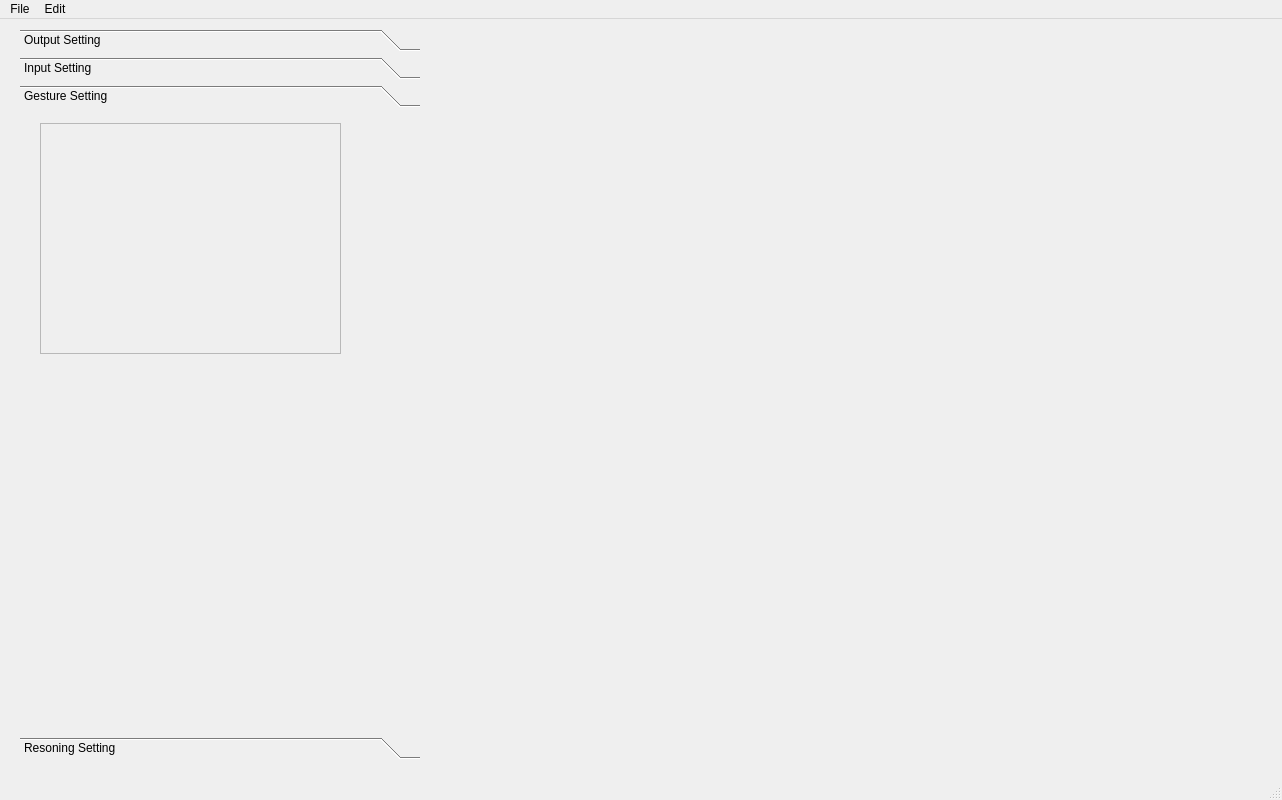
Old version of the form UIs/mainWindow.ui in the repository newuniverse/In-air-interaction.
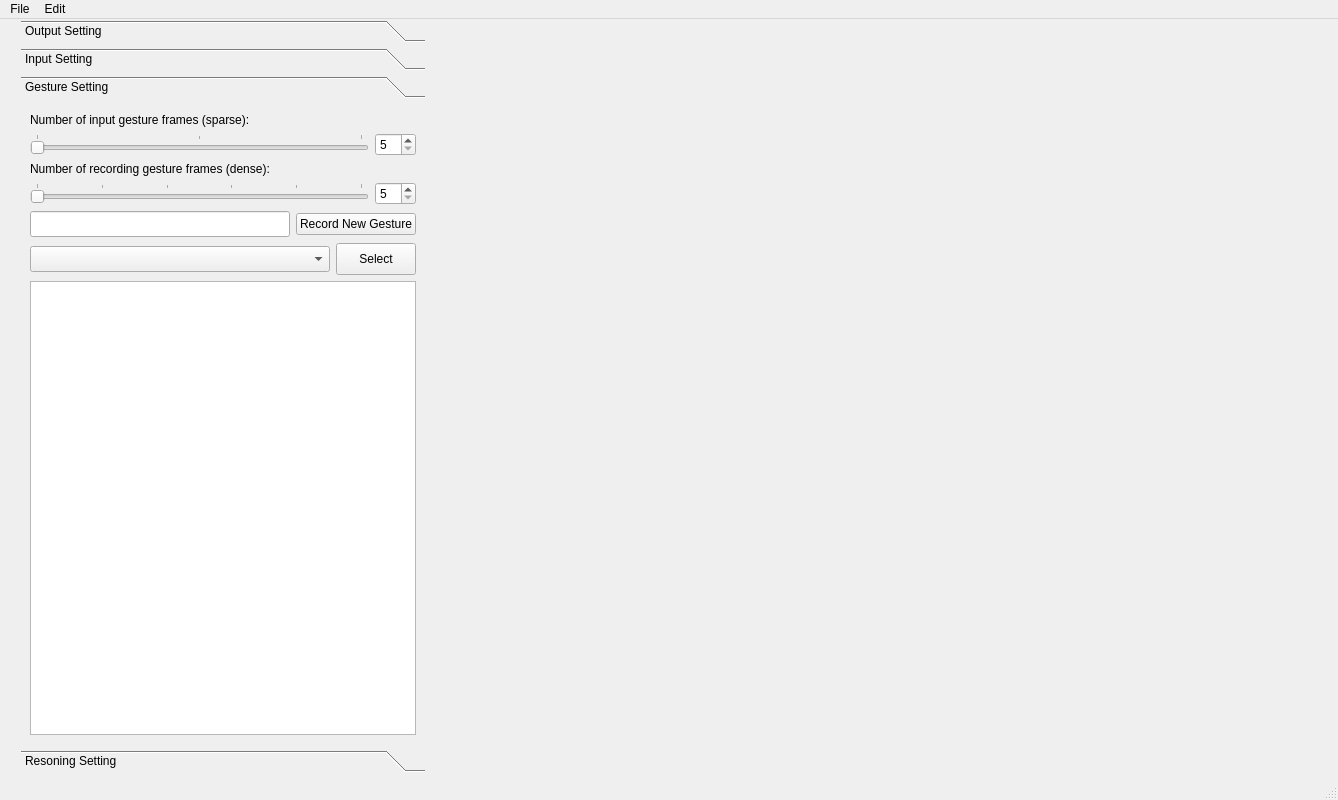
New version of the form. The open tabs and pages were chosen to show the change. Custom widgets are drawn as their Qt base class.

The edit to the form file:
```diff
--- a/UIs/mainWindow.ui
+++ b/UIs/mainWindow.ui
@@ -6,7 +6,7 @@
    <rect>
     <x>0</x>
     <y>0</y>
-    <width>1282</width>
+    <width>1338</width>
     <height>800</height>
    </rect>
   </property>
@@ -20,15 +20,18 @@
    <string>MainWindow</string>
   </property>
   <widget class="QWidget" name="centralwidget">
+   <widget class="QWidget" name="">
+    <property name="geometry">
+     <rect>
+      <x>21</x>
+      <y>1</y>
+      <width>1298</width>
+      <height>752</height>
+     </rect>
+    </property>
+    <layout class="QHBoxLayout" name="horizontalLayout_37">
+     <item>
    <widget class="QToolBox" name="toolBox">
-    <property name="geometry">
-     <rect>
-      <x>20</x>
-      <y>10</y>
-      <width>400</width>
-      <height>730</height>
-     </rect>
-    </property>
     <property name="minimumSize">
      <size>
       <width>400</width>
@@ -36,7 +39,7 @@
      </size>
     </property>
     <property name="currentIndex">
-     <number>2</number>
+        <number>0</number>
     </property>
     <widget class="QWidget" name="setting1">
      <property name="geometry">
@@ -44,7 +47,7 @@
        <x>0</x>
        <y>0</y>
        <width>400</width>
-       <height>606</height>
+          <height>626</height>
       </rect>
      </property>
      <attribute name="label">
@@ -136,7 +139,7 @@
            <x>0</x>
            <y>0</y>
            <width>359</width>
-           <height>2116</height>
+              <height>1988</height>
           </rect>
          </property>
          <layout class="QVBoxLayout" name="verticalLayout_3">
@@ -162,15 +165,8 @@
               <property name="title">
                <string>Window 1:</string>
               </property>
-              <widget class="QWidget" name="layoutWidget">
-               <property name="geometry">
-                <rect>
-                 <x>30</x>
-                 <y>30</y>
-                 <width>212</width>
-                 <height>145</height>
-                </rect>
-               </property>
+                 <layout class="QHBoxLayout" name="horizontalLayout_26">
+                  <item>
                <layout class="QVBoxLayout" name="verticalLayout_2">
                 <property name="sizeConstraint">
                  <enum>QLayout::SetMinAndMaxSize</enum>
@@ -253,7 +249,8 @@
                  <widget class="QLineEdit" name="keystone1"/>
                 </item>
                </layout>
-              </widget>
+                  </item>
+                 </layout>
              </widget>
             </item>
             <item>
@@ -273,15 +270,8 @@
               <property name="title">
                <string>Window 2:</string>
               </property>
-              <widget class="QWidget" name="layoutWidget_3">
-               <property name="geometry">
-                <rect>
-                 <x>30</x>
-                 <y>30</y>
-                 <width>212</width>
-                 <height>145</height>
-                </rect>
-               </property>
+                 <layout class="QHBoxLayout" name="horizontalLayout_27">
+                  <item>
                <layout class="QVBoxLayout" name="verticalLayout_4">
                 <property name="sizeConstraint">
                  <enum>QLayout::SetMinAndMaxSize</enum>
@@ -364,7 +354,8 @@
                  <widget class="QLineEdit" name="keystone2"/>
                 </item>
                </layout>
-              </widget>
+                  </item>
+                 </layout>
              </widget>
             </item>
             <item>
@@ -384,15 +375,8 @@
               <property name="title">
                <string>Window 3:</string>
               </property>
-              <widget class="QWidget" name="layoutWidget_4">
-               <property name="geometry">
-                <rect>
-                 <x>30</x>
-                 <y>30</y>
-                 <width>212</width>
-                 <height>145</height>
-                </rect>
-               </property>
+                 <layout class="QHBoxLayout" name="horizontalLayout_28">
+                  <item>
                <layout class="QVBoxLayout" name="verticalLayout_5">
                 <property name="sizeConstraint">
                  <enum>QLayout::SetMinAndMaxSize</enum>
@@ -475,7 +459,8 @@
                  <widget class="QLineEdit" name="keystone3"/>
                 </item>
                </layout>
-              </widget>
+                  </item>
+                 </layout>
              </widget>
             </item>
            </layout>
@@ -497,15 +482,8 @@
             <property name="title">
              <string>Window 4:</string>
             </property>
-            <widget class="QWidget" name="layoutWidget_5">
-             <property name="geometry">
-              <rect>
-               <x>30</x>
-               <y>30</y>
-               <width>212</width>
-               <height>145</height>
-              </rect>
-             </property>
+               <layout class="QHBoxLayout" name="horizontalLayout_29">
+                <item>
              <layout class="QVBoxLayout" name="verticalLayout_6">
               <property name="sizeConstraint">
                <enum>QLayout::SetMinAndMaxSize</enum>
@@ -588,7 +566,8 @@
                <widget class="QLineEdit" name="keystone4"/>
               </item>
              </layout>
-            </widget>
+                </item>
+               </layout>
            </widget>
           </item>
           <item>
@@ -608,15 +587,8 @@
             <property name="title">
              <string>Window 5:</string>
             </property>
-            <widget class="QWidget" name="layoutWidget_6">
-             <property name="geometry">
-              <rect>
-               <x>30</x>
-               <y>30</y>
-               <width>212</width>
-               <height>145</height>
-              </rect>
-             </property>
+               <layout class="QHBoxLayout" name="horizontalLayout_30">
+                <item>
              <layout class="QVBoxLayout" name="verticalLayout_7">
               <property name="sizeConstraint">
                <enum>QLayout::SetMinAndMaxSize</enum>
@@ -699,7 +671,8 @@
                <widget class="QLineEdit" name="keystone5"/>
               </item>
              </layout>
-            </widget>
+                </item>
+               </layout>
            </widget>
           </item>
           <item>
@@ -719,15 +692,8 @@
             <property name="title">
              <string>Window 6:</string>
             </property>
-            <widget class="QWidget" name="layoutWidget_7">
-             <property name="geometry">
-              <rect>
-               <x>30</x>
-               <y>30</y>
-               <width>212</width>
-               <height>145</height>
-              </rect>
-             </property>
+               <layout class="QHBoxLayout" name="horizontalLayout_31">
+                <item>
              <layout class="QVBoxLayout" name="verticalLayout_8">
               <property name="sizeConstraint">
                <enum>QLayout::SetMinAndMaxSize</enum>
@@ -810,7 +776,8 @@
                <widget class="QLineEdit" name="keystone6"/>
               </item>
              </layout>
-            </widget>
+                </item>
+               </layout>
            </widget>
           </item>
           <item>
@@ -830,15 +797,8 @@
             <property name="title">
              <string>Window 7:</string>
             </property>
-            <widget class="QWidget" name="layoutWidget_8">
-             <property name="geometry">
-              <rect>
-               <x>30</x>
-               <y>30</y>
-               <width>212</width>
-               <height>145</height>
-              </rect>
-             </property>
+               <layout class="QHBoxLayout" name="horizontalLayout_32">
+                <item>
              <layout class="QVBoxLayout" name="verticalLayout_9">
               <property name="sizeConstraint">
                <enum>QLayout::SetMinAndMaxSize</enum>
@@ -921,7 +881,8 @@
                <widget class="QLineEdit" name="keystone7"/>
               </item>
              </layout>
-            </widget>
+                </item>
+               </layout>
            </widget>
           </item>
           <item>
@@ -941,15 +902,8 @@
             <property name="title">
              <string>Window 8:</string>
             </property>
-            <widget class="QWidget" name="layoutWidget_9">
-             <property name="geometry">
-              <rect>
-               <x>30</x>
-               <y>30</y>
-               <width>212</width>
-               <height>145</height>
-              </rect>
-             </property>
+               <layout class="QHBoxLayout" name="horizontalLayout_33">
+                <item>
              <layout class="QVBoxLayout" name="verticalLayout_10">
               <property name="sizeConstraint">
                <enum>QLayout::SetMinAndMaxSize</enum>
@@ -1032,7 +986,8 @@
                <widget class="QLineEdit" name="keystone8"/>
               </item>
              </layout>
-            </widget>
+                </item>
+               </layout>
            </widget>
           </item>
           <item>
@@ -1052,15 +1007,8 @@
             <property name="title">
              <string>Window 9:</string>
             </property>
-            <widget class="QWidget" name="layoutWidget_10">
-             <property name="geometry">
-              <rect>
-               <x>30</x>
-               <y>30</y>
-               <width>212</width>
-               <height>145</height>
-              </rect>
-             </property>
+               <layout class="QHBoxLayout" name="horizontalLayout_34">
+                <item>
              <layout class="QVBoxLayout" name="verticalLayout_11">
               <property name="sizeConstraint">
                <enum>QLayout::SetMinAndMaxSize</enum>
@@ -1143,7 +1091,8 @@
                <widget class="QLineEdit" name="keystone9"/>
               </item>
              </layout>
-            </widget>
+                </item>
+               </layout>
            </widget>
           </item>
           <item>
@@ -1163,15 +1112,8 @@
             <property name="title">
              <string>Window 10:</string>
             </property>
-            <widget class="QWidget" name="layoutWidget_11">
-             <property name="geometry">
-              <rect>
-               <x>30</x>
-               <y>30</y>
-               <width>212</width>
-               <height>145</height>
-              </rect>
-             </property>
+               <layout class="QHBoxLayout" name="horizontalLayout_35">
+                <item>
              <layout class="QVBoxLayout" name="verticalLayout_12">
               <property name="sizeConstraint">
                <enum>QLayout::SetMinAndMaxSize</enum>
@@ -1254,7 +1196,8 @@
                <widget class="QLineEdit" name="keystone10"/>
               </item>
              </layout>
-            </widget>
+                </item>
+               </layout>
            </widget>
           </item>
           <item>
@@ -1274,15 +1217,8 @@
             <property name="title">
              <string>Window 11:</string>
             </property>
-            <widget class="QWidget" name="layoutWidget_12">
-             <property name="geometry">
-              <rect>
-               <x>30</x>
-               <y>30</y>
-               <width>212</width>
-               <height>145</height>
-              </rect>
-             </property>
+               <layout class="QHBoxLayout" name="horizontalLayout_36">
+                <item>
              <layout class="QVBoxLayout" name="verticalLayout_13">
               <property name="sizeConstraint">
                <enum>QLayout::SetMinAndMaxSize</enum>
@@ -1365,7 +1301,8 @@
                <widget class="QLineEdit" name="keystone11"/>
               </item>
              </layout>
-            </widget>
+                </item>
+               </layout>
            </widget>
           </item>
          </layout>
@@ -1380,21 +1317,28 @@
        <x>0</x>
        <y>0</y>
        <width>400</width>
-       <height>606</height>
+          <height>626</height>
       </rect>
      </property>
      <attribute name="label">
       <string>Input Setting</string>
      </attribute>
+        <layout class="QVBoxLayout" name="verticalLayout_15">
+         <item>
+          <widget class="QPushButton" name="leapActivateButton">
+           <property name="minimumSize">
+            <size>
+             <width>150</width>
+             <height>32</height>
+            </size>
+           </property>
+           <property name="text">
+            <string>Enable Leap Motion</string>
+           </property>
+          </widget>
+         </item>
+         <item>
      <widget class="QScrollArea" name="scrollArea_2">
-      <property name="geometry">
-       <rect>
-        <x>20</x>
-        <y>10</y>
-        <width>350</width>
-        <height>400</height>
-       </rect>
-      </property>
       <property name="minimumSize">
        <size>
         <width>350</width>
@@ -1409,12 +1353,14 @@
         <rect>
          <x>0</x>
          <y>0</y>
-         <width>348</width>
-         <height>398</height>
+              <width>374</width>
+              <height>566</height>
         </rect>
        </property>
       </widget>
      </widget>
+         </item>
+        </layout>
     </widget>
     <widget class="QWidget" name="setting3">
      <property name="geometry">
@@ -1422,35 +1368,147 @@
        <x>0</x>
        <y>0</y>
        <width>400</width>
-       <height>606</height>
+          <height>626</height>
       </rect>
      </property>
      <attribute name="label">
       <string>Gesture Setting</string>
      </attribute>
-     <widget class="QScrollArea" name="scrollArea_3">
-      <property name="geometry">
-       <rect>
-        <x>20</x>
-        <y>10</y>
-        <width>301</width>
-        <height>231</height>
-       </rect>
-      </property>
-      <property name="widgetResizable">
-       <bool>true</bool>
-      </property>
-      <widget class="QWidget" name="scrollAreaWidgetContents_3">
-       <property name="geometry">
-        <rect>
-         <x>0</x>
-         <y>0</y>
-         <width>299</width>
-         <height>229</height>
-        </rect>
-       </property>
-      </widget>
-     </widget>
+        <layout class="QVBoxLayout" name="verticalLayout_16">
+         <item>
+          <widget class="QLabel" name="label_5">
+           <property name="text">
+            <string>Number of input gesture frames (sparse):</string>
+           </property>
+          </widget>
+         </item>
+         <item>
+          <layout class="QHBoxLayout" name="horizontalLayout_38">
+           <item>
+            <widget class="QSlider" name="numFrameSlider">
+             <property name="minimum">
+              <number>5</number>
+             </property>
+             <property name="maximum">
+              <number>25</number>
+             </property>
+             <property name="orientation">
+              <enum>Qt::Horizontal</enum>
+             </property>
+             <property name="tickPosition">
+              <enum>QSlider::TicksAbove</enum>
+             </property>
+            </widget>
+           </item>
+           <item>
+            <widget class="QSpinBox" name="numFrameSpinBox">
+             <property name="minimum">
+              <number>5</number>
+             </property>
+             <property name="maximum">
+              <number>25</number>
+             </property>
+            </widget>
+           </item>
+          </layout>
+         </item>
+         <item>
+          <widget class="QLabel" name="label_6">
+           <property name="text">
+            <string>Number of recording gesture frames (dense):</string>
+           </property>
+          </widget>
+         </item>
+         <item>
+          <layout class="QHBoxLayout" name="horizontalLayout_39">
+           <item>
+            <widget class="QSlider" name="numFrameSlider_2">
+             <property name="minimum">
+              <number>5</number>
+             </property>
+             <property name="maximum">
+              <number>55</number>
+             </property>
+             <property name="orientation">
+              <enum>Qt::Horizontal</enum>
+             </property>
+             <property name="tickPosition">
+              <enum>QSlider::TicksAbove</enum>
+             </property>
+            </widget>
+           </item>
+           <item>
+            <widget class="QSpinBox" name="numFrameSpinBox_2">
+             <property name="minimum">
+              <number>5</number>
+             </property>
+             <property name="maximum">
+              <number>55</number>
+             </property>
+            </widget>
+           </item>
+          </layout>
+         </item>
+         <item>
+          <layout class="QHBoxLayout" name="horizontalLayout_5">
+           <item>
+            <widget class="QLineEdit" name="newGestureNameLineEdit">
+             <property name="minimumSize">
+              <size>
+               <width>200</width>
+               <height>26</height>
+              </size>
+             </property>
+            </widget>
+           </item>
+           <item>
+            <widget class="QPushButton" name="recordGestureButton">
+             <property name="text">
+              <string>Record New Gesture</string>
+             </property>
+            </widget>
+           </item>
+          </layout>
+         </item>
+         <item>
+          <layout class="QHBoxLayout" name="horizontalLayout_4">
+           <item>
+            <widget class="QComboBox" name="gestureNameBox">
+             <property name="minimumSize">
+              <size>
+               <width>300</width>
+               <height>26</height>
+              </size>
+             </property>
+            </widget>
+           </item>
+           <item>
+            <widget class="QPushButton" name="gestureSelectButton">
+             <property name="minimumSize">
+              <size>
+               <width>70</width>
+               <height>32</height>
+              </size>
+             </property>
+             <property name="text">
+              <string>Select</string>
+             </property>
+            </widget>
+           </item>
+          </layout>
+         </item>
+         <item>
+          <widget class="QTextBrowser" name="gestureEditBrowzer">
+           <property name="html">
+            <string>&lt;!DOCTYPE HTML PUBLIC &quot;-//W3C//DTD HTML 4.0//EN&quot; &quot;http://www.w3.org/TR/REC-html40/strict.dtd&quot;&gt;
+&lt;html&gt;&lt;head&gt;&lt;meta name=&quot;qrichtext&quot; content=&quot;1&quot; /&gt;&lt;style type=&quot;text/css&quot;&gt;
+p, li { white-space: pre-wrap; }
+&lt;/style&gt;&lt;/head&gt;&lt;body style=&quot; font-family:'.Lucida Grande UI'; font-size:13pt; font-weight:400; font-style:normal;&quot;&gt;
+&lt;p style=&quot;-qt-paragraph-type:empty; margin-top:0px; margin-bottom:0px; margin-left:0px; margin-right:0px; -qt-block-indent:0; text-indent:0px;&quot;&gt;&lt;br /&gt;&lt;/p&gt;&lt;/body&gt;&lt;/html&gt;</string>
+           </property>
+          </widget>
+         </item>
+        </layout>
     </widget>
     <widget class="QWidget" name="setting4">
      <property name="geometry">
@@ -1458,21 +1516,15 @@
        <x>0</x>
        <y>0</y>
        <width>400</width>
-       <height>606</height>
+          <height>626</height>
       </rect>
      </property>
      <attribute name="label">
       <string>Resoning Setting</string>
      </attribute>
+        <layout class="QVBoxLayout" name="verticalLayout_17">
+         <item>
      <widget class="QScrollArea" name="scrollArea_4">
-      <property name="geometry">
-       <rect>
-        <x>20</x>
-        <y>10</y>
-        <width>301</width>
-        <height>221</height>
-       </rect>
-      </property>
       <property name="widgetResizable">
        <bool>true</bool>
       </property>
@@ -1481,23 +1533,47 @@
         <rect>
          <x>0</x>
          <y>0</y>
-         <width>299</width>
-         <height>219</height>
+              <width>374</width>
+              <height>600</height>
         </rect>
        </property>
       </widget>
      </widget>
-    </widget>
-   </widget>
+         </item>
+        </layout>
+       </widget>
+      </widget>
+     </item>
+     <item>
+      <spacer name="horizontalSpacer_5">
+       <property name="orientation">
+        <enum>Qt::Horizontal</enum>
+       </property>
+       <property name="sizeHint" stdset="0">
+        <size>
+         <width>13</width>
+         <height>20</height>
+        </size>
+       </property>
+      </spacer>
+     </item>
+     <item>
    <widget class="QVTKWidget" name="qvtkWidget">
-    <property name="geometry">
-     <rect>
-      <x>450</x>
-      <y>10</y>
-      <width>811</width>
-      <height>711</height>
-     </rect>
-    </property>
+       <property name="sizePolicy">
+        <sizepolicy hsizetype="Expanding" vsizetype="Expanding">
+         <horstretch>0</horstretch>
+         <verstretch>0</verstretch>
+        </sizepolicy>
+       </property>
+       <property name="minimumSize">
+        <size>
+         <width>840</width>
+         <height>750</height>
+        </size>
+       </property>
+      </widget>
+     </item>
+    </layout>
    </widget>
   </widget>
   <widget class="QMenuBar" name="menubar">
@@ -1505,7 +1581,7 @@
     <rect>
      <x>0</x>
      <y>0</y>
-     <width>1282</width>
+     <width>1338</width>
      <height>22</height>
     </rect>
    </property>
```
Lines whose indentation alone changed are shown as unchanged.
